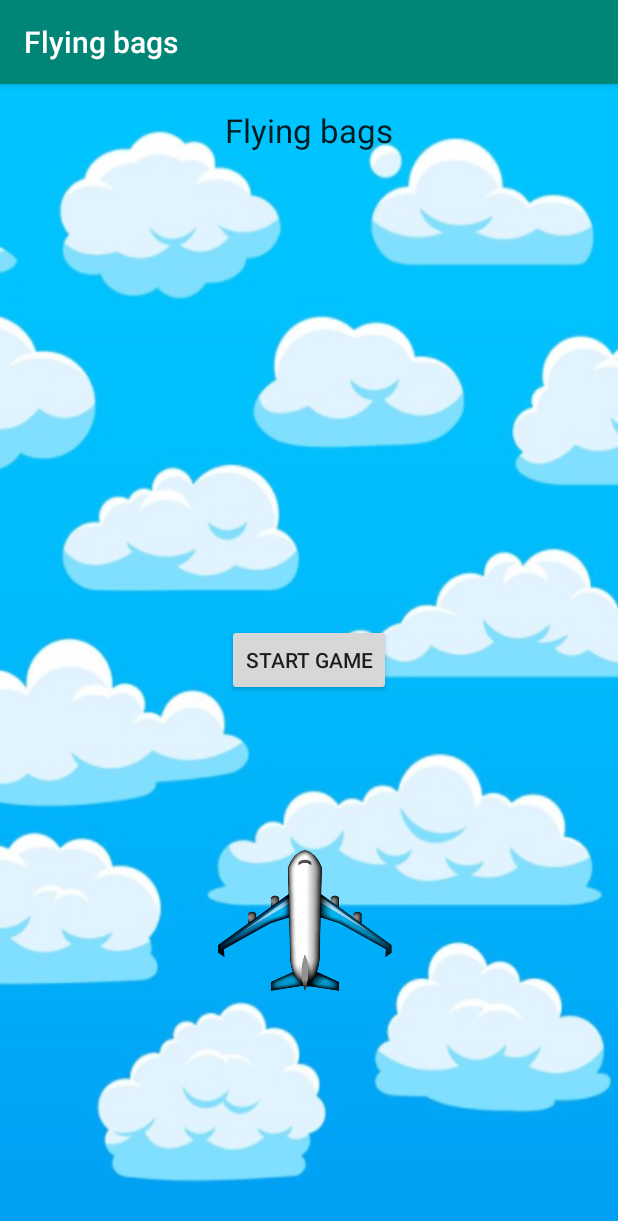
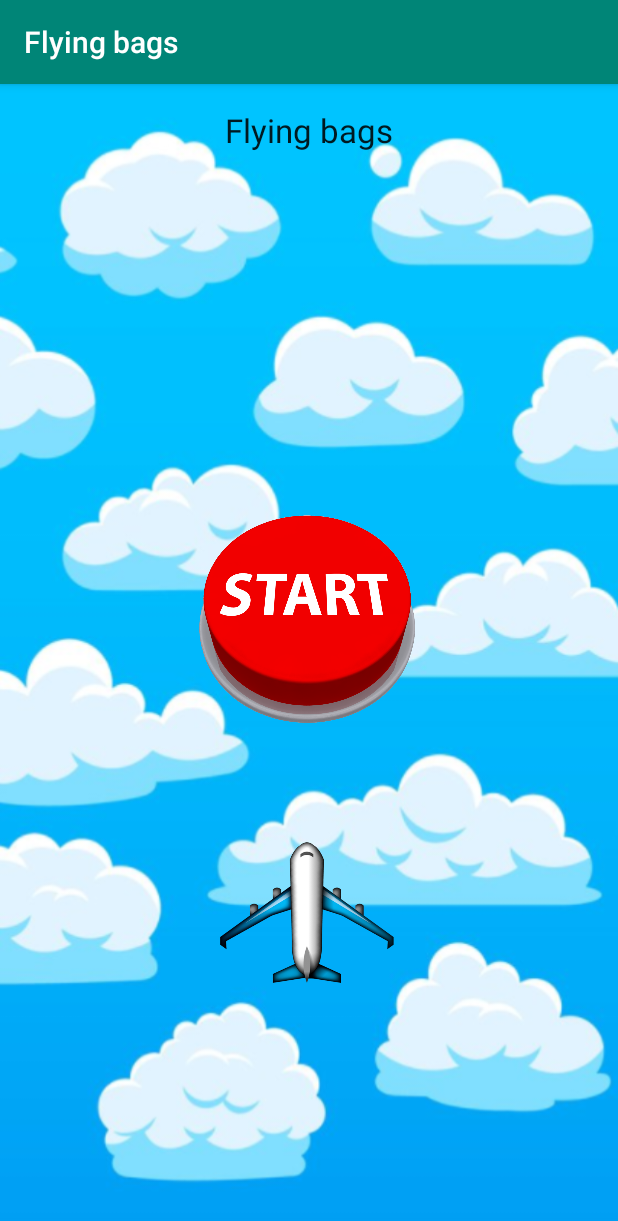
Before and after one commit to Jorgee-sk/AndroidStudioVideogame, an Android app: the screen it shows after launch (ScaffoldActivity), on a phone screen of 412 x 824 dp. Shown: the top 1221 px of the screen. Run offline under Robolectric (Android 15) with nearby library versions, the phone set to English and light mode, and no system bars.

Commit message:
Auto stash before merge of "main" and "origin/main"

```diff
--- a/Scaffold_v16_21112301-quadtree-fixed/app/src/main/res/layout/fragment_main_menu.xml
+++ b/Scaffold_v16_21112301-quadtree-fixed/app/src/main/res/layout/fragment_main_menu.xml
@@ -14,16 +14,6 @@
         android:layout_height="wrap_content"
         android:layout_marginTop="16dp"
         android:text="@string/game_title"
-        app:layout_constraintEnd_toEndOf="parent"
-        app:layout_constraintStart_toStartOf="parent"
-        app:layout_constraintTop_toTopOf="parent" />
-
-    <Button
-        android:id="@+id/btn_start"
-        android:layout_width="wrap_content"
-        android:layout_height="wrap_content"
-        android:text="@string/start"
-        app:layout_constraintBottom_toBottomOf="parent"
         app:layout_constraintEnd_toEndOf="parent"
         app:layout_constraintStart_toStartOf="parent"
         app:layout_constraintTop_toTopOf="parent" />
@@ -48,10 +38,29 @@
         android:layout_marginRight="138dp"
         app:layout_constraintBottom_toBottomOf="parent"
         app:layout_constraintEnd_toEndOf="parent"
-        app:layout_constraintHorizontal_bias="0.368"
+        app:layout_constraintHorizontal_bias="0.421"
         app:layout_constraintStart_toStartOf="parent"
         app:layout_constraintTop_toTopOf="parent"
-        app:layout_constraintVertical_bias="0.759"
+        app:layout_constraintVertical_bias="0.751"
         app:srcCompat="@drawable/avion" />
 
+    <ImageButton
+        android:id="@+id/btn_start"
+        android:layout_width="192dp"
+        android:layout_height="205dp"
+        android:layout_marginStart="98dp"
+        android:layout_marginLeft="98dp"
+        android:layout_marginTop="171dp"
+        android:layout_marginEnd="98dp"
+        android:layout_marginRight="98dp"
+        android:layout_marginBottom="28dp"
+        android:background="#00FFFFFF"
+        android:contentDescription="Button start"
+        android:scaleType="fitXY"
+        app:layout_constraintBottom_toTopOf="@+id/imageView2"
+        app:layout_constraintEnd_toEndOf="parent"
+        app:layout_constraintStart_toStartOf="parent"
+        app:layout_constraintTop_toBottomOf="@+id/GameSubtitle"
+        app:srcCompat="@drawable/boton" />
+
 </android.support.constraint.ConstraintLayout>
```
